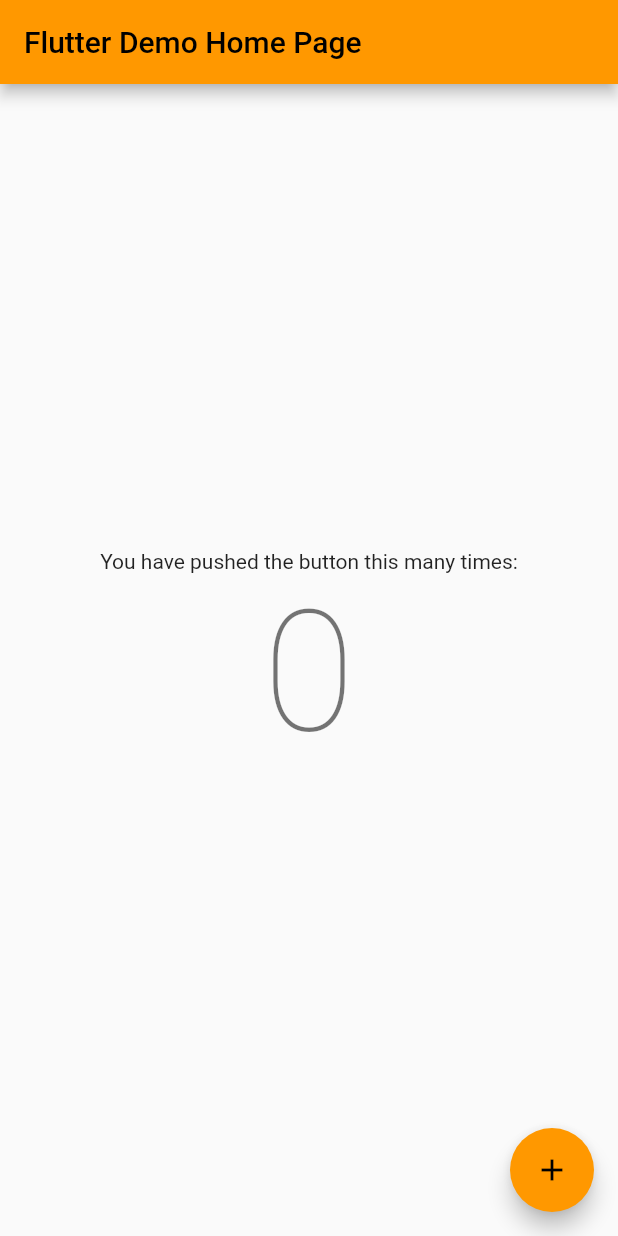
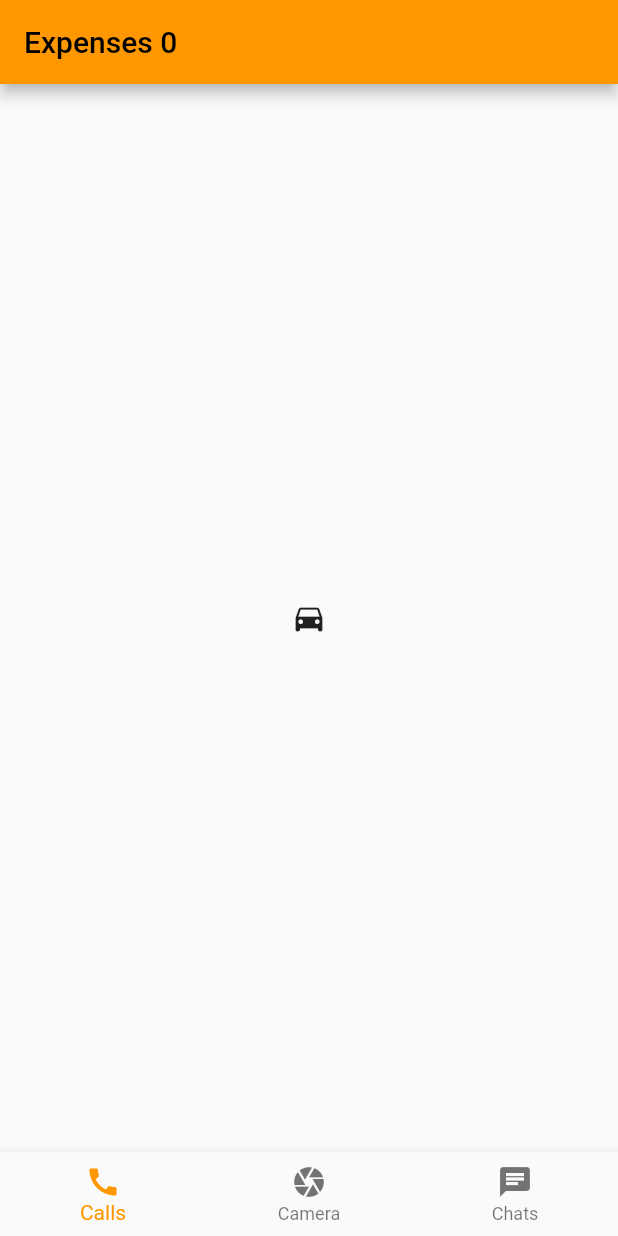
Before and after one commit to Detective-Khalifah/goodbye_money, a Flutter app: the screen it shows after launch, on a phone screen of 412 x 824 dp. Run offline on Flutter 3.47's test engine with Material 2 defaults, Android fonts, the phone set to English and light mode, and no system bars.

Commit message:
Add BottomNavigationBar

```diff
--- a/lib/main.dart
+++ b/lib/main.dart
@@ -1,4 +1,5 @@
 import 'package:flutter/material.dart';
+import 'package:goodbye_money/tabs.dart';
 
 void main() {
   runApp(MyApp());
@@ -6,94 +7,15 @@ void main() {
 
 class MyApp extends StatelessWidget {
   // This widget is the root of your application.
+
   @override
   Widget build(BuildContext context) {
     return MaterialApp(
-      title: 'Flutter Demo',
+      title: 'Expense Tracker',
       theme: ThemeData(
         primarySwatch: Colors.orange,
       ),
-      home: MyHomePage(title: 'Flutter Demo Home Page'),
+      home: TabsController(),
     );
   }
 }
-
-class MyHomePage extends StatefulWidget {
-  MyHomePage({Key? key, required this.title}) : super(key: key);
-
-  // This widget is the home page of your application. It is stateful, meaning
-  // that it has a State object (defined below) that contains fields that affect
-  // how it looks.
-
-  // This class is the configuration for the state. It holds the values (in this
-  // case the title) provided by the parent (in this case the App widget) and
-  // used by the build method of the State. Fields in a Widget subclass are
-  // always marked "final".
-
-  final String title;
-
-  @override
-  _MyHomePageState createState() => _MyHomePageState();
-}
-
-class _MyHomePageState extends State<MyHomePage> {
-  int _counter = 0;
-
-  void _incrementCounter() {
-    setState(() {
-      _counter++;
-    });
-  }
-
-  @override
-  Widget build(BuildContext context) {
-    // This method is rerun every time setState is called, for instance as done
-    // by the _incrementCounter method above.
-    //
-    // The Flutter framework has been optimized to make rerunning build methods
-    // fast, so that you can just rebuild anything that needs updating rather
-    // than having to individually change instances of widgets.
-    return Scaffold(
-      appBar: AppBar(
-        // Here we take the value from the MyHomePage object that was created by
-        // the App.build method, and use it to set our appbar title.
-        title: Text(widget.title),
-      ),
-      body: Center(
-        // Center is a layout widget. It takes a single child and positions it
-        // in the middle of the parent.
-        child: Column(
-          // Column is also a layout widget. It takes a list of children and
-          // arranges them vertically. By default, it sizes itself to fit its
-          // children horizontally, and tries to be as tall as its parent.
-          //
-          // Invoke "debug painting" (press "p" in the console, choose the
-          // "Toggle Debug Paint" action from the Flutter Inspector in Android
-          // Studio, or the "Toggle Debug Paint" command in Visual Studio Code)
-          // to see the wireframe for each widget.
-          //
-          // Column has various properties to control how it sizes itself and
-          // how it positions its children. Here we use mainAxisAlignment to
-          // center the children vertically; the main axis here is the vertical
-          // axis because Columns are vertical (the cross axis would be
-          // horizontal).
-          mainAxisAlignment: MainAxisAlignment.center,
-          children: <Widget>[
-            Text(
-              'You have pushed the button this many times:',
-            ),
-            Text(
-              '$_counter',
-              style: Theme.of(context).textTheme.headline1,
-            ),
-          ],
-        ),
-      ),
-      floatingActionButton: FloatingActionButton(
-        onPressed: _incrementCounter,
-        tooltip: 'Increment',
-        child: Icon(Icons.add),
-      ), // This trailing comma makes auto-formatting nicer for build methods.
-    );
-  }
-}
--- /dev/null
+++ b/lib/tabs.dart
@@ -0,0 +1,51 @@
+import 'package:flutter/material.dart';
+
+class TabsController extends StatefulWidget {
+  TabsController({Key? key}) : super(key: key);
+
+  // const TabsController({ super.key });
+
+  @override
+  // _TabsControllerState createState() => _TabsControllerState();
+  State<TabsController> createState() => _TabsControllerState();
+}
+
+class _TabsControllerState extends State<TabsController> {
+  var _selectedIndex = 0;
+
+  void _onItemTapped(int index) {
+    setState(() {
+      _selectedIndex = index;
+    });
+  }
+
+  @override
+  Widget build(BuildContext context) {
+    return DefaultTabController(
+      length: 3,
+      child: Scaffold(
+        appBar: AppBar(
+          // Here we take the value from the MyHomePage object that was created by
+          // the App.build method, and use it to set our appbar title.
+          title: Text("Expenses $_selectedIndex"),
+        ),
+        body: const TabBarView(
+          children: [
+            Icon(Icons.directions_car),
+            Icon(Icons.directions_transit),
+            Icon(Icons.directions_bike),
+          ],
+        ),
+        bottomNavigationBar: BottomNavigationBar(
+          currentIndex: _selectedIndex,
+          items: const <BottomNavigationBarItem>[
+            BottomNavigationBarItem(icon: Icon(Icons.call), label: 'Calls'),
+            BottomNavigationBarItem(icon: Icon(Icons.camera), label: 'Camera'),
+            BottomNavigationBarItem(icon: Icon(Icons.chat), label: 'Chats'),
+          ],
+          onTap: _onItemTapped,
+        ),
+      ),
+    );
+  }
+}
```
